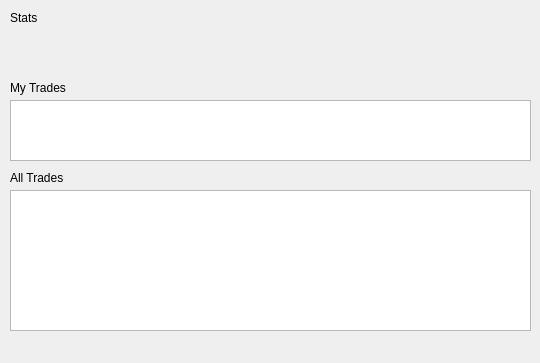
This is trading-evaluator-widget.ui in shocklateboy92/se3011 as Qt 5 draws it before an edit. The edited form follows.
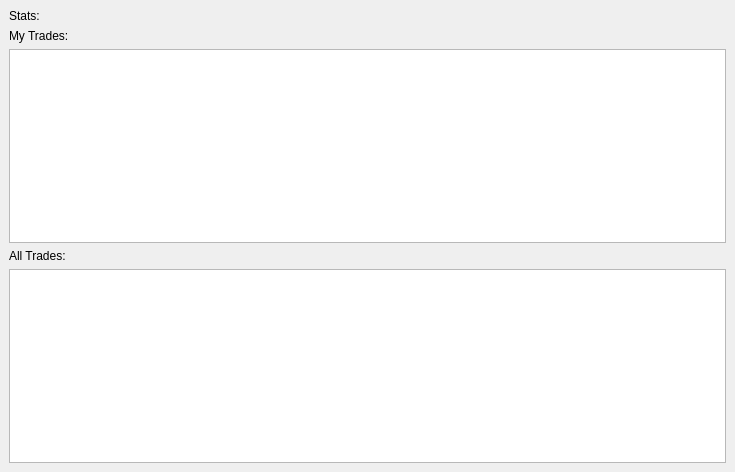
This is the edited form.

Commit message: Fixed some records model as well as layout update

```diff
--- a/trading-evaluator-widget.ui
+++ b/trading-evaluator-widget.ui
@@ -6,73 +6,56 @@
    <rect>
     <x>0</x>
     <y>0</y>
-    <width>540</width>
-    <height>363</height>
+    <width>735</width>
+    <height>472</height>
    </rect>
   </property>
   <property name="windowTitle">
    <string>Evaluator</string>
   </property>
   <widget class="QWidget" name="dockWidgetContents">
-   <widget class="QTableView" name="all_trades">
-    <property name="geometry">
-     <rect>
-      <x>10</x>
-      <y>190</y>
-      <width>521</width>
-      <height>141</height>
-     </rect>
-    </property>
-   </widget>
+   <layout class="QVBoxLayout" name="verticalLayout">
+    <item>
    <widget class="QLabel" name="stats_label">
-    <property name="geometry">
-     <rect>
-      <x>10</x>
-      <y>10</y>
-      <width>62</width>
-      <height>16</height>
-     </rect>
-    </property>
     <property name="text">
-     <string>Stats</string>
-    </property>
-   </widget>
+       <string>Stats:</string>
+      </property>
+     </widget>
+    </item>
+    <item>
    <widget class="QLabel" name="my_trades_label">
-    <property name="geometry">
-     <rect>
-      <x>10</x>
-      <y>80</y>
-      <width>71</width>
-      <height>16</height>
-     </rect>
-    </property>
     <property name="text">
-     <string>My Trades</string>
-    </property>
-   </widget>
+       <string>My Trades:</string>
+      </property>
+     </widget>
+    </item>
+    <item>
+     <widget class="QTableView" name="my_trades"/>
+    </item>
+    <item>
    <widget class="QLabel" name="all_trades_label">
-    <property name="geometry">
-     <rect>
-      <x>10</x>
-      <y>170</y>
-      <width>62</width>
-      <height>16</height>
-     </rect>
-    </property>
     <property name="text">
-     <string>All Trades</string>
-    </property>
-   </widget>
-   <widget class="QTableView" name="my_trades">
-    <property name="geometry">
-     <rect>
-      <x>10</x>
-      <y>100</y>
-      <width>521</width>
-      <height>61</height>
-     </rect>
-    </property>
-   </widget>
+       <string>All Trades:</string>
+      </property>
+     </widget>
+    </item>
+    <item>
+     <widget class="QTableView" name="all_trades">
+      <property name="sizePolicy">
+       <sizepolicy hsizetype="Expanding" vsizetype="Expanding">
+        <horstretch>0</horstretch>
+        <verstretch>0</verstretch>
+       </sizepolicy>
+      </property>
+      <property name="minimumSize">
+       <size>
+        <width>711</width>
+        <height>0</height>
+       </size>
+      </property>
+     </widget>
+    </item>
+   </layout>
   </widget>
  </widget>
  <resources/>
```
Lines whose indentation alone changed are shown as unchanged. The commit also changes 4 other files.
